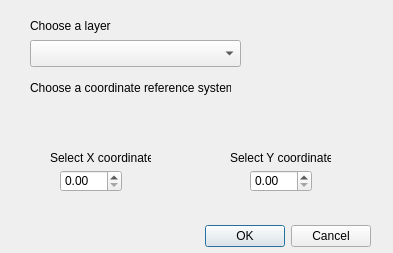
Above: coordinate_plotter/Coordinate_Plotter_dialog_base.ui from ithompson3629/Coordinate_Plotter_QGIS_Plugin before the change. Below: the same form after it.
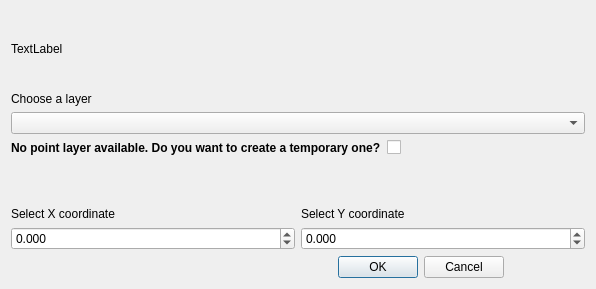
That is the form after the change. Icons and pictures are not drawn. Custom widgets are drawn as their Qt base class.

What changed in the file:
```diff
--- a/coordinate_plotter/Coordinate_Plotter_dialog_base.ui
+++ b/coordinate_plotter/Coordinate_Plotter_dialog_base.ui
@@ -6,121 +6,178 @@
    <rect>
     <x>0</x>
     <y>0</y>
-    <width>393</width>
-    <height>253</height>
+    <width>596</width>
+    <height>289</height>
    </rect>
   </property>
+  <property name="minimumSize">
+   <size>
+    <width>0</width>
+    <height>0</height>
+   </size>
+  </property>
+  <property name="maximumSize">
+   <size>
+    <width>16777215</width>
+    <height>16777215</height>
+   </size>
+  </property>
   <property name="windowTitle">
    <string>Dialog</string>
   </property>
-  <widget class="QDialogButtonBox" name="buttonBox">
-   <property name="geometry">
-    <rect>
-     <x>30</x>
-     <y>220</y>
-     <width>341</width>
-     <height>32</height>
-    </rect>
-   </property>
-   <property name="orientation">
-    <enum>Qt::Horizontal</enum>
-   </property>
-   <property name="standardButtons">
-    <set>QDialogButtonBox::Cancel|QDialogButtonBox::Ok</set>
-   </property>
-  </widget>
-  <widget class="QgsMapLayerComboBox" name="mMapLayerComboBox">
-   <property name="geometry">
-    <rect>
-     <x>30</x>
-     <y>40</y>
-     <width>211</width>
-     <height>27</height>
-    </rect>
-   </property>
-  </widget>
-  <widget class="QLabel" name="label">
-   <property name="geometry">
-    <rect>
-     <x>30</x>
-     <y>10</y>
-     <width>81</width>
-     <height>31</height>
-    </rect>
-   </property>
-   <property name="text">
-    <string>Choose a layer</string>
-   </property>
-  </widget>
-  <widget class="QLabel" name="label_2">
-   <property name="geometry">
-    <rect>
-     <x>50</x>
-     <y>150</y>
-     <width>101</width>
-     <height>16</height>
-    </rect>
-   </property>
-   <property name="text">
-    <string>Select X coordinate</string>
-   </property>
-  </widget>
-  <widget class="QLabel" name="label_3">
-   <property name="geometry">
-    <rect>
-     <x>230</x>
-     <y>150</y>
-     <width>101</width>
-     <height>16</height>
-    </rect>
-   </property>
-   <property name="text">
-    <string>Select Y coordinate</string>
-   </property>
-  </widget>
-  <widget class="QDoubleSpinBox" name="doubleSpinBox">
-   <property name="geometry">
-    <rect>
-     <x>60</x>
-     <y>170</y>
-     <width>62</width>
-     <height>22</height>
-    </rect>
-   </property>
-  </widget>
-  <widget class="QDoubleSpinBox" name="doubleSpinBox_2">
-   <property name="geometry">
-    <rect>
-     <x>250</x>
-     <y>170</y>
-     <width>62</width>
-     <height>22</height>
-    </rect>
-   </property>
-  </widget>
-  <widget class="QgsProjectionSelectionWidget" name="mQgsProjectionSelectionWidget">
-   <property name="geometry">
-    <rect>
-     <x>30</x>
-     <y>100</y>
-     <width>241</width>
-     <height>27</height>
-    </rect>
-   </property>
-  </widget>
-  <widget class="QLabel" name="label_4">
-   <property name="geometry">
-    <rect>
-     <x>30</x>
-     <y>80</y>
-     <width>201</width>
-     <height>16</height>
-    </rect>
-   </property>
-   <property name="text">
-    <string>Choose a coordinate reference system</string>
-   </property>
-  </widget>
+  <layout class="QGridLayout" name="gridLayout_2">
+   <item row="0" column="0">
+    <widget class="QLabel" name="label_6">
+     <property name="text">
+      <string>TextLabel</string>
+     </property>
+    </widget>
+   </item>
+   <item row="0" column="1">
+    <spacer name="horizontalSpacer">
+     <property name="orientation">
+      <enum>Qt::Horizontal</enum>
+     </property>
+     <property name="sizeHint" stdset="0">
+      <size>
+       <width>40</width>
+       <height>20</height>
+      </size>
+     </property>
+    </spacer>
+   </item>
+   <item row="0" column="3">
+    <widget class="QLabel" name="label_5">
+     <property name="minimumSize">
+      <size>
+       <width>75</width>
+       <height>75</height>
+      </size>
+     </property>
+     <property name="maximumSize">
+      <size>
+       <width>75</width>
+       <height>75</height>
+      </size>
+     </property>
+     <property name="text">
+      <string/>
+     </property>
+     <property name="pixmap">
+      <pixmap>coordinate_plotter_icon.png</pixmap>
+     </property>
+     <property name="scaledContents">
+      <bool>true</bool>
+     </property>
+    </widget>
+   </item>
+   <item row="1" column="0" colspan="4">
+    <layout class="QVBoxLayout" name="verticalLayout">
+     <item>
+      <widget class="QLabel" name="label">
+       <property name="text">
+        <string>Choose a layer</string>
+       </property>
+      </widget>
+     </item>
+     <item>
+      <widget class="QgsMapLayerComboBox" name="mMapLayerComboBox"/>
+     </item>
+    </layout>
+   </item>
+   <item row="2" column="0" colspan="4">
+    <layout class="QHBoxLayout" name="horizontalLayout_2">
+     <item>
+      <widget class="QLabel" name="label_7">
+       <property name="font">
+        <font>
+         <pointsize>9</pointsize>
+         <weight>75</weight>
+         <bold>true</bold>
+        </font>
+       </property>
+       <property name="text">
+        <string>No point layer available. Do you want to create a temporary one?</string>
+       </property>
+      </widget>
+     </item>
+     <item>
+      <widget class="QCheckBox" name="checkBox">
+       <property name="text">
+        <string/>
+       </property>
+      </widget>
+     </item>
+    </layout>
+   </item>
+   <item row="3" column="0" colspan="4">
+    <layout class="QGridLayout" name="gridLayout">
+     <item row="2" column="1">
+      <widget class="QDoubleSpinBox" name="doubleSpinBox_2">
+       <property name="decimals">
+        <number>3</number>
+       </property>
+       <property name="minimum">
+        <double>-999999.998999999952503</double>
+       </property>
+       <property name="maximum">
+        <double>999999.998999999952503</double>
+       </property>
+      </widget>
+     </item>
+     <item row="1" column="0">
+      <widget class="QLabel" name="label_2">
+       <property name="text">
+        <string>Select X coordinate</string>
+       </property>
+      </widget>
+     </item>
+     <item row="0" column="0">
+      <spacer name="verticalSpacer">
+       <property name="orientation">
+        <enum>Qt::Vertical</enum>
+       </property>
+       <property name="sizeHint" stdset="0">
+        <size>
+         <width>20</width>
+         <height>40</height>
+        </size>
+       </property>
+      </spacer>
+     </item>
+     <item row="2" column="0">
+      <widget class="QDoubleSpinBox" name="doubleSpinBox">
+       <property name="decimals">
+        <number>3</number>
+       </property>
+       <property name="minimum">
+        <double>-999999.998999999952503</double>
+       </property>
+       <property name="maximum">
+        <double>999999.998999999952503</double>
+       </property>
+      </widget>
+     </item>
+     <item row="1" column="1">
+      <widget class="QLabel" name="label_3">
+       <property name="text">
+        <string>Select Y coordinate</string>
+       </property>
+      </widget>
+     </item>
+    </layout>
+   </item>
+   <item row="4" column="2">
+    <widget class="QDialogButtonBox" name="buttonBox">
+     <property name="orientation">
+      <enum>Qt::Horizontal</enum>
+     </property>
+     <property name="standardButtons">
+      <set>QDialogButtonBox::Cancel|QDialogButtonBox::Ok</set>
+     </property>
+    </widget>
+   </item>
+  </layout>
  </widget>
  <customwidgets>
   <customwidget>
@@ -128,11 +185,6 @@
    <extends>QComboBox</extends>
    <header>qgsmaplayercombobox.h</header>
   </customwidget>
-  <customwidget>
-   <class>QgsProjectionSelectionWidget</class>
-   <extends>QWidget</extends>
-   <header>qgsprojectionselectionwidget.h</header>
-  </customwidget>
  </customwidgets>
  <resources/>
  <connections>
```
Left out of the diff: 13 changed lines with no effect on the pictures.
